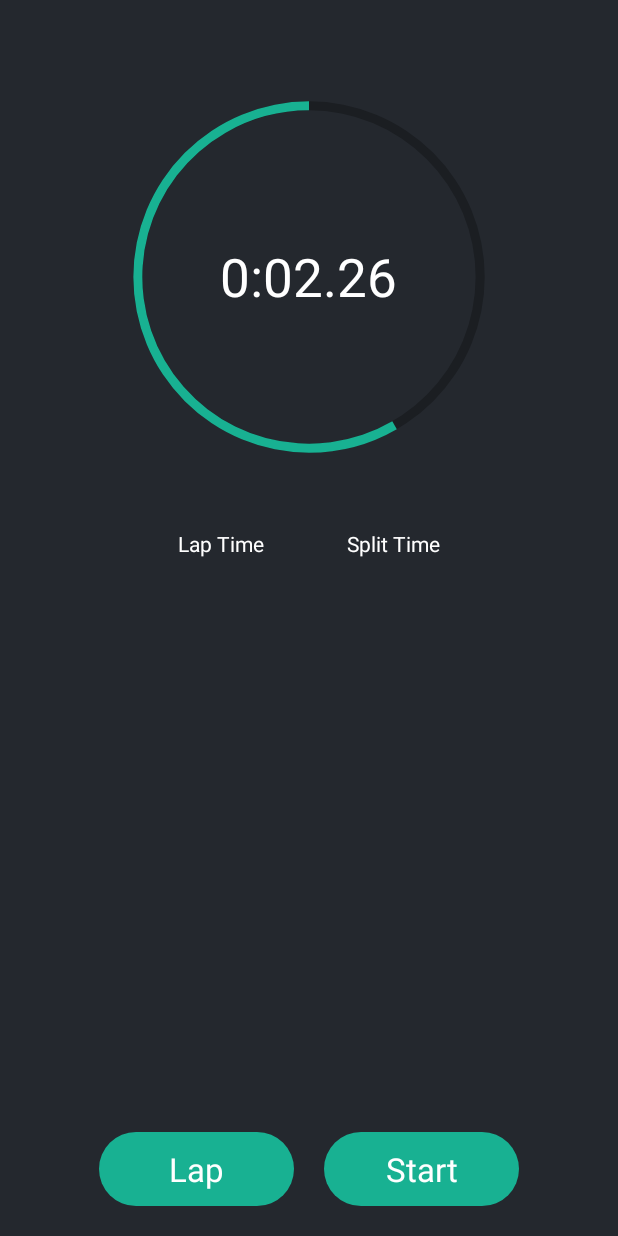
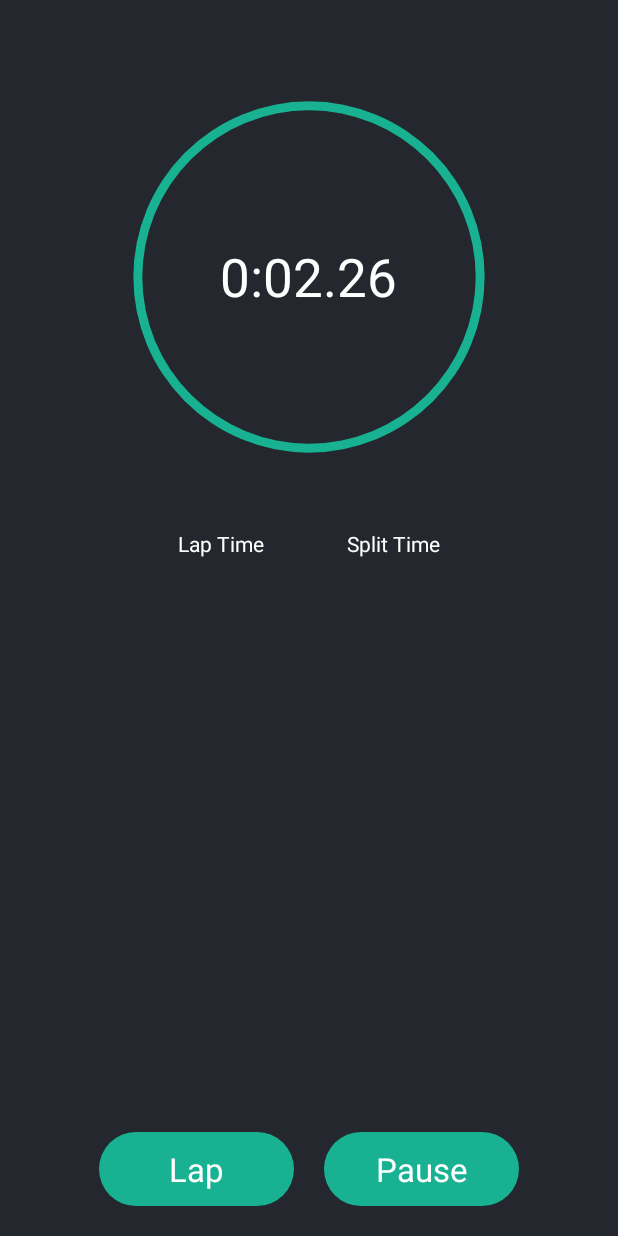
Before and after one commit to NickNterm/RunningApp, an Android app: the Stopwatch screen opened directly, with no data from a screen before it, after a tap on "Start", on a phone screen of 412 x 824 dp. Run offline under Robolectric (Android 15) with nearby library versions, the phone set to English and light mode, and no system bars.

Commit message:
version 1.4(bug fixes, progress bar in stopwatch is stationary, completely working)

```diff
--- a/RunningApp/app/src/main/java/com/nicknterm/runningapp/Stopwatch.kt
+++ b/RunningApp/app/src/main/java/com/nicknterm/runningapp/Stopwatch.kt
@@ -32,6 +32,9 @@ class Stopwatch : AppCompatActivity() {
         StopwatchRecycleView.adapter = RvAdapter
 
         StopwatchTimerText.setOnClickListener{
+            if(PauseButton.text.toString() == "Start"){
+                PauseButton.text = "Pause"
+            }
             if(timeToStart) {
                 startStopwatch(pausedTime)
             }else{
@@ -42,10 +45,11 @@ class Stopwatch : AppCompatActivity() {
         PauseButton.setOnClickListener {
             if(timeToStart) {
                 PauseButton.text = "Pause"
-                startStopwatch()
+                startStopwatch(pausedTime)
             }else{
                 PauseButton.text = "Resume"
                 pauseStopwatch()
+
             }
             timeToStart = !timeToStart
         }
@@ -96,6 +100,8 @@ class Stopwatch : AppCompatActivity() {
     }
 
     private fun startStopwatch(startFrom: Long = 0){
+        StopWatchProgressBar.visibility = View.VISIBLE
+        StopWatchPausedProgressBar.visibility = View.GONE
         LapButton.visibility = View.VISIBLE
         isPaused = false
         startTime = System.currentTimeMillis() - startFrom
@@ -122,6 +128,8 @@ class Stopwatch : AppCompatActivity() {
 
     private fun pauseStopwatch(){
         LapButton.visibility = View.GONE
+        StopWatchProgressBar.visibility = View.GONE
+        StopWatchPausedProgressBar.visibility = View.VISIBLE
         pausedTime = System.currentTimeMillis() - startTime
         isPaused = true
     }
--- a/RunningApp/app/src/main/res/layout/interval_training_exercise_activity.xml
+++ b/RunningApp/app/src/main/res/layout/interval_training_exercise_activity.xml
@@ -31,7 +31,7 @@
             android:indeterminate="false"
             android:background="@drawable/time_progress_bar_background"
             android:max="10"
-            android:progress="4"
+            android:progress="6"
             android:progressDrawable="@drawable/timer_progress_bar"
             android:rotation="-90"
             android:rotationY="180" />
--- a/RunningApp/app/src/main/res/layout/stopwatch_main_activity.xml
+++ b/RunningApp/app/src/main/res/layout/stopwatch_main_activity.xml
@@ -26,8 +26,7 @@
             android:layout_height="300dp"
             android:background="@drawable/time_progress_bar_background"
             android:max="12"
-            android:progress="7"
-
+            android:progress="12"
             android:progressDrawable="@drawable/timer_progress_bar"
             android:rotation="-90"
             android:rotationY="180" />
@@ -39,7 +38,7 @@
             android:layout_height="300dp"
             android:background="@drawable/time_progress_bar_background"
             android:max="12"
-            android:progress="7"
+            android:progress="12"
             android:progressDrawable="@drawable/timer_progress_bar_paused"
             android:rotation="-90"
             android:rotationY="180"
```
